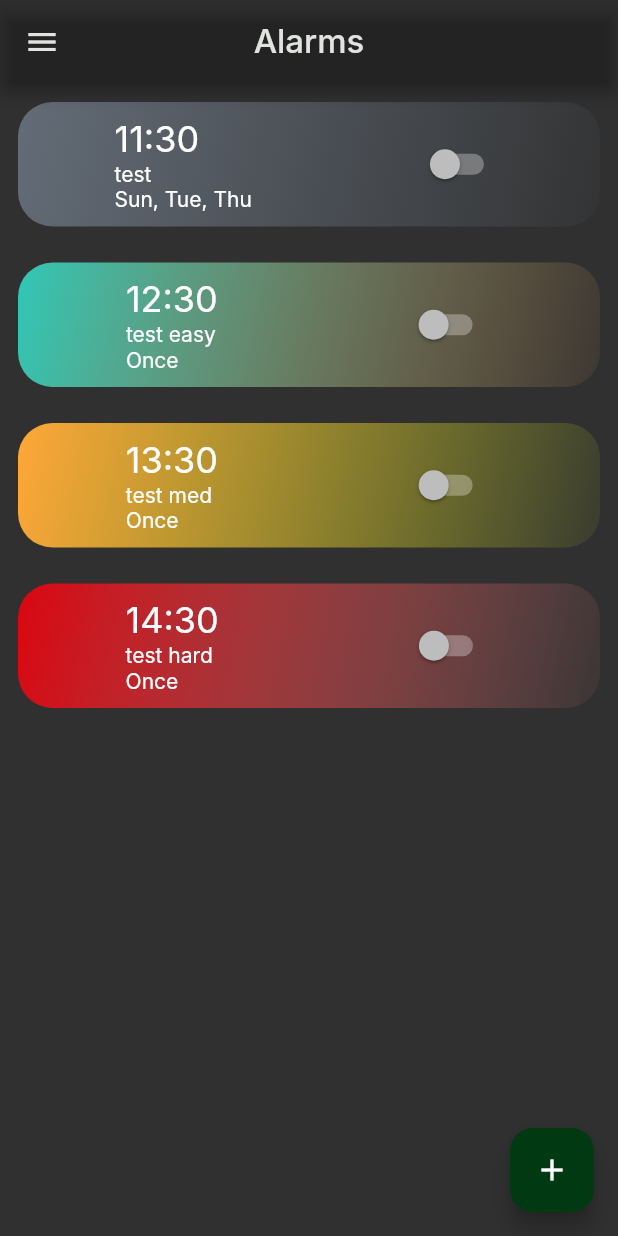
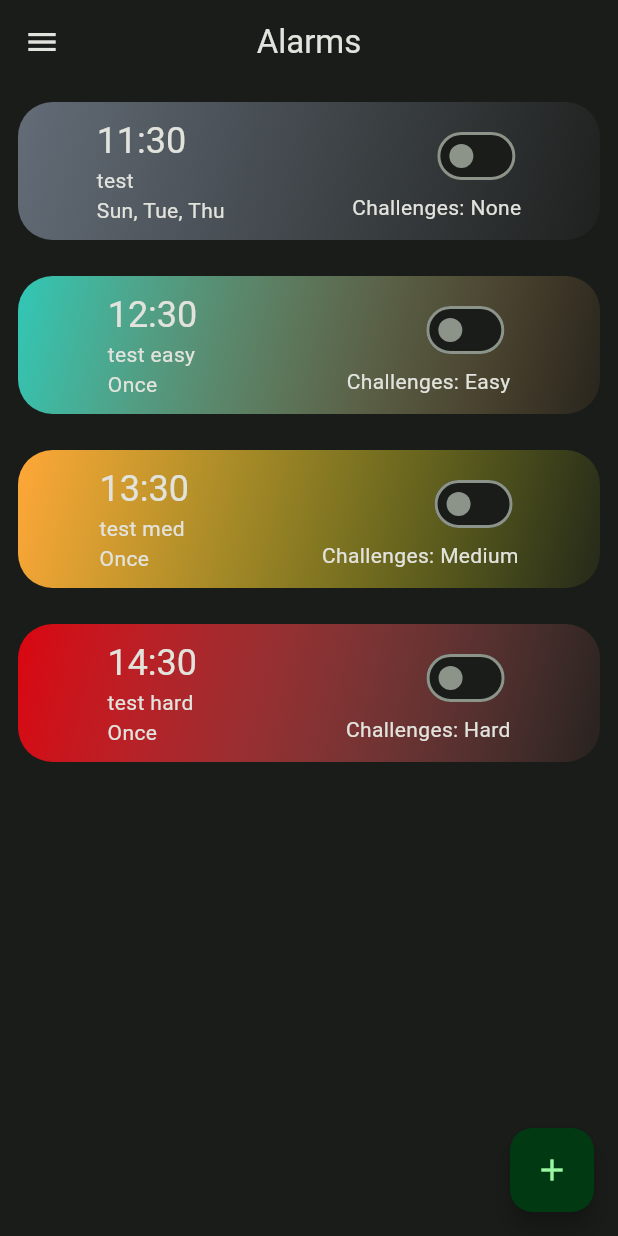
Before and after one commit to AndrewP77/ARISE, a Flutter app: the screen it shows after launch, in the side drawer, after a tap on the "add" icon, on a phone screen of 412 x 824 dp. Run offline on Flutter 3.47's test engine with Material 2 defaults, Android fonts, the light colour scheme and no system bars; our stand-ins replace avatar_glow, flutter_time_picker_spinner, speech_to_text; missing offline and left inert: light; Roboto replaces fonts that are missing (Inter).

Commit message:
Alarm instances mostly editable (except difficulty, ringtone), add FAB creates new alarm instances, tasks added to the side drawer for testing, minor light task adjustments, fixed the theme using material theme builder

```diff
--- a/lib/AlarmInfo.dart
+++ b/lib/AlarmInfo.dart
@@ -1,14 +1,31 @@
 import 'dart:ui';
-import 'package:arise/AlarmInfo.dart';
-
 import 'data.dart';
 
 class AlarmInfo {
   DateTime alarmDateTime;
   String title;
   bool isActive;
-  List<Color> gradientColors;
+  late List<Color> gradientColors;
   String daysActive;
+  String difficulty;
 
-  AlarmInfo(this.alarmDateTime, {this.title='', this.isActive=false, this.gradientColors=Gradients.neutral, this.daysActive="Once"});
+  AlarmInfo(this.alarmDateTime, {this.title='', this.isActive=false, this.difficulty='None', this.daysActive="Once"}) {
+    switch(difficulty) {
+      case 'Easy':
+        gradientColors = Gradients.easy;
+        break;
+      case 'Medium':
+        gradientColors = Gradients.medium;
+        break;
+      case 'Hard':
+        gradientColors = Gradients.hard;
+        break;
+      default:
+        gradientColors = Gradients.neutral;
+    }
+  }
+
+  String get getTitle => title;
+  DateTime get getAlarmDateTime => alarmDateTime;
+  String get getDaysActive => daysActive;
 }
--- a/lib/AlarmListScreen.dart
+++ b/lib/AlarmListScreen.dart
@@ -1,5 +1,8 @@
+import 'package:arise/LightTask.dart';
+import 'package:arise/MathTask.dart';
+import 'package:arise/MicTask.dart';
+
 import 'AlarmInfo.dart';
-import 'package:arise/AlarmInstance.dart';
 import 'package:arise/SettingsScreen.dart';
 import 'package:intl/intl.dart';
 import 'data.dart';
@@ -17,20 +20,23 @@ class AlarmListScreenWidget extends StatefulWidget {
 class _AlarmListScreenWidgetState extends State<AlarmListScreenWidget> {
   @override
   Widget build(BuildContext context) {
+    AlarmInfo tempAlarm;
     return Scaffold(
       //backgroundColor: const Color.fromARGB(1, 26, 28, 25),
       appBar: AppBar(
           title: const Text('Alarms'),
           centerTitle: true,
-        backgroundColor: Colors.transparent,
+          shape: RoundedRectangleBorder(
+              borderRadius: BorderRadius.only(
+                  bottomRight: Radius.circular(15),
+                  bottomLeft: Radius.circular(15)))
+          //backgroundColor: Colors.transparent,
           ),
       drawer: Drawer(
         shape: const RoundedRectangleBorder(
             borderRadius: BorderRadius.only(
                 bottomRight: Radius.circular(25),
-                topRight: Radius.circular(25)
-            )
-        ),
+                topRight: Radius.circular(25))),
         backgroundColor: Theme.of(context)
             .colorScheme
             .secondaryContainer, //const Color.fromRGBO(25, 28, 26, 1),
@@ -56,7 +62,29 @@ class _AlarmListScreenWidgetState extends State<AlarmListScreenWidget> {
               leading: const Icon(Icons.settings),
               title: const Text('Settings'),
               onTap: () => {
-                Navigator.of(context).push(MaterialPageRoute(builder: (context) => SettingsScreen()))
+                Navigator.of(context).push(
+                    MaterialPageRoute(builder: (context) => SettingsScreen()))
+              },
+            ),
+            ListTile(
+              title: const Text('Light Sensor Task'),
+              onTap: () => {
+                Navigator.of(context)
+                    .push(MaterialPageRoute(builder: (context) => LightTask()))
+              },
+            ),
+            ListTile(
+              title: const Text('Mic Task'),
+              onTap: () => {
+                Navigator.of(context)
+                    .push(MaterialPageRoute(builder: (context) => MicTask()))
+              },
+            ),
+            ListTile(
+              title: const Text('Math Task'),
+              onTap: () => {
+                Navigator.of(context).push(
+                    MaterialPageRoute(builder: (context) => CreateEquation()))
               },
             ),
           ],
@@ -68,7 +96,13 @@ class _AlarmListScreenWidgetState extends State<AlarmListScreenWidget> {
           return GestureDetector(
               onTap: () => {
                     Navigator.of(context)
-                  .push(MaterialPageRoute(builder: (context) => EditAlarmWidget(alarm)))
+                        .push(MaterialPageRoute(
+                            builder: (context) => EditAlarmWidget(alarm)))
+                        .then((value) {
+                      setState(() {
+                        //refresh the page content
+                      });
+                    })
                   },
               child: Container(
                   decoration: BoxDecoration(
@@ -89,10 +123,20 @@ class _AlarmListScreenWidgetState extends State<AlarmListScreenWidget> {
                             mainAxisAlignment: MainAxisAlignment.center,
                             crossAxisAlignment: CrossAxisAlignment.start,
                             children: [
-                          Text(DateFormat.Hm().format(alarm.alarmDateTime).toString(), style: Theme.of(context).textTheme.headlineSmall),
+                              Text(
+                                  DateFormat.Hm()
+                                      .format(alarm.alarmDateTime)
+                                      .toString(),
+                                  style: Theme.of(context)
+                                      .textTheme
+                                      .headlineSmall),
                               //Text(hour.toString().padLeft(2, '0') + ':' + minute.toString().padLeft(2, '0'), style: Theme.of(context).textTheme.headlineSmall),
-                          Text(alarm.title, style: Theme.of(context).textTheme.bodyMedium),
-                          Text(alarm.daysActive, style: Theme.of(context).textTheme.bodyMedium),
+                              Text(alarm.title,
+                                  style:
+                                      Theme.of(context).textTheme.bodyMedium),
+                              Text(alarm.daysActive,
+                                  style:
+                                      Theme.of(context).textTheme.bodyMedium),
                             ]),
                         Column(
                           mainAxisAlignment: MainAxisAlignment.center,
@@ -104,13 +148,11 @@ class _AlarmListScreenWidgetState extends State<AlarmListScreenWidget> {
                                   setState(() {
                                     alarm.isActive = newValue;
                                   });
-                            }
-                        ),
-                        //Text('Challenges: $difficulty')
+                                }),
+                            Text('Challenges: ' + alarm.difficulty)
                           ],
                         )
-                  ]))
-          );
+                      ])));
         }).toList(),
         //List.generate(5, (index) {
         //return AlarmInstanceWidget('Alarm $index', index, index, 'Once', 'None', true);
@@ -121,11 +163,19 @@ class _AlarmListScreenWidgetState extends State<AlarmListScreenWidget> {
         shape:
             RoundedRectangleBorder(borderRadius: BorderRadius.circular(15.0)),
         onPressed: () => {
+          tempAlarm = AlarmInfo(DateTime.now()),
           Navigator.of(context)
-              .push(MaterialPageRoute(builder: (context) => EditAlarmWidget(AlarmInfo(DateTime.now()))))
+              .push(MaterialPageRoute(
+                  builder: (context) => EditAlarmWidget(tempAlarm)))
+              .then((value) {
+            setState(() {
+              //refresh the page content
+              alarms.add(tempAlarm);
+            });
+          })
         },
         tooltip: 'Add Alarm',
-        child: Icon(Icons.add),
+        child: const Icon(Icons.add),
       ),
       floatingActionButtonLocation: FloatingActionButtonLocation.endFloat,
     );
--- a/lib/LightTask.dart
+++ b/lib/LightTask.dart
@@ -1,6 +1,10 @@
 import 'package:flutter/material.dart';
 import 'dart:async';
 import 'package:light/light.dart';
+
+//lamp_off same size as lamp_on
+//added success message
+//screen transition 2 seconds after task completion
 
 class LightTask extends StatefulWidget {
   const LightTask({Key? key}) : super(key: key);
@@ -11,6 +15,8 @@ class LightTask extends StatefulWidget {
 
 
 class _LightTaskState extends State<LightTask> {
+  int delayAfterCompletion = 2;
+  String Message = 'Turn the light on!';
   late Light _light;
   late StreamSubscription _subscription;
   String _luximage = 'Lamp_off.png';
@@ -29,7 +35,11 @@ class _LightTaskState extends State<LightTask> {
         if (value > th) {
           stopListening();
           setState(() {
-          _luximage = 'Lamp_on.png';
+            Message = 'Success!';
+            _luximage = 'Lamp_on.png';
+            Future.delayed(Duration(seconds: delayAfterCompletion), () async {
+              Navigator.of(context).pop();
+            });
           });
 
         }
@@ -61,7 +71,7 @@ class _LightTaskState extends State<LightTask> {
         body: Column(
           mainAxisAlignment: MainAxisAlignment.center,
           children: [
-            Text('Turn the light on!'),
+            Text(Message),
             Image.asset('assets/images/$_luximage'),
           ],
         ),
--- a/lib/TaskSelection.dart
+++ b/lib/TaskSelection.dart
@@ -29,6 +29,7 @@ class _TaskSelectionWidgetState extends State<TaskSelectionWidget> {
           return Text('Item $index');
         }),
       ),
+      bottomNavigationBar: BottomAppBar(),
     );
   }
 }
--- a/lib/data.dart
+++ b/lib/data.dart
@@ -1,6 +1,6 @@
 //apo tutorial indou sto yt, idk vlepoume
 //"In real application this will be coming from local db"
-import 'dart:html';
+
 import 'dart:ui';
 
 import 'AlarmInfo.dart';
@@ -37,7 +37,7 @@ class Days {
 
 List<AlarmInfo> alarms = [
   AlarmInfo(DateTime.now().add(Duration(hours: 1)), title: 'test', daysActive: Days.getFormatted([0, 2, 4], compact: true)),
-  AlarmInfo(DateTime.now().add(Duration(hours: 2)), title: 'test easy', gradientColors: Gradients.easy),
-  AlarmInfo(DateTime.now().add(Duration(hours: 3)), title: 'test med', gradientColors: Gradients.medium),
-  AlarmInfo(DateTime.now().add(Duration(hours: 4)), title: 'test hard', gradientColors: Gradients.hard)
+  AlarmInfo(DateTime.now().add(Duration(hours: 2)), title: 'test easy', difficulty: 'Easy'),
+  AlarmInfo(DateTime.now().add(Duration(hours: 3)), title: 'test med', difficulty: 'Medium'),
+  AlarmInfo(DateTime.now().add(Duration(hours: 4)), title: 'test hard', difficulty: 'Hard')
 ];
--- a/lib/main.dart
+++ b/lib/main.dart
@@ -1,15 +1,17 @@
+import 'color_schemes.g.dart';
 import 'package:arise/TitleScreen.dart';
 import 'package:flutter/material.dart';
-import 'package:flutter/services.dart';
 
 void main() {
   runApp(MyApp());
 }
 
 class MyApp extends StatelessWidget {
-  MyApp({super.key});
+
+  const MyApp({Key? key}) : super(key: key);
+
+  /*
   var themeData = ThemeData(
-
     appBarTheme: const AppBarTheme(
         backgroundColor: Colors.transparent
     ),
@@ -63,12 +65,15 @@ class MyApp extends StatelessWidget {
     ),
   );
 
+   */
+
   // This widget is the root of your application.
   @override
   Widget build(BuildContext context) {
     return MaterialApp(
       title: 'ARISE!',
-      theme: themeData,//(
+      theme: ThemeData(useMaterial3: true, colorScheme: darkColorScheme),
+      //theme: themeData,//(
         // This is the theme of your application.
         //
         // Try running your application with "flutter run". You'll see the
--- a/pubspec.yaml
+++ b/pubspec.yaml
@@ -58,7 +58,9 @@ dev_dependencies:
 
 # The following section is specific to Flutter packages.
 flutter:
-
+  assets:
+    - assets/
+    - assets/images/
   # The following line ensures that the Material Icons font is
   # included with your application, so that you can use the icons in
   # the material Icons class.
```
Also changed, not shown: lib/CustomForm.dart (+18 -2 lines), lib/EditAlarm.dart (+50 -24 lines), assets/images/Lamp_off.png, lib/color_schemes.g.dart (added). Lines whose indentation alone changed are shown as unchanged.
